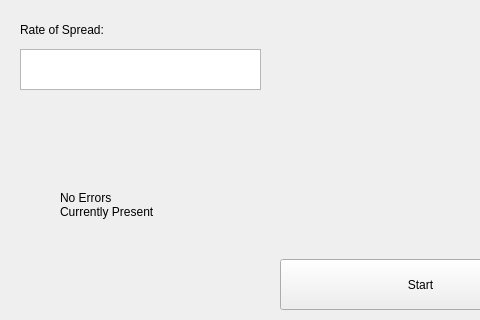
Above: GUI.ui from corosenberger/Coronavirus-Minority-Game before the change; both pictures show x 0 to 480 and y 361 to 681 of the 1161 by 681 pixel window. Below: the same form after it.
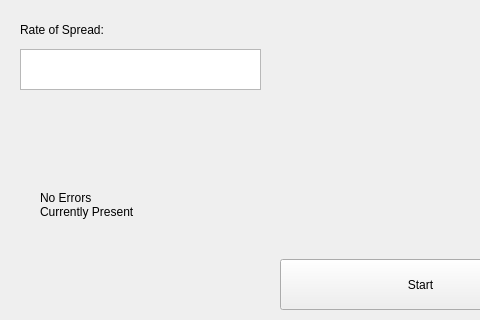
That is the form after the change. Icons and pictures are not drawn.

What changed in the file:
```diff
--- a/GUI.ui
+++ b/GUI.ui
@@ -194,7 +194,7 @@
    <widget class="QLabel" name="errorLabel">
     <property name="geometry">
      <rect>
-      <x>60</x>
+      <x>40</x>
       <y>530</y>
       <width>211</width>
       <height>71</height>
```
